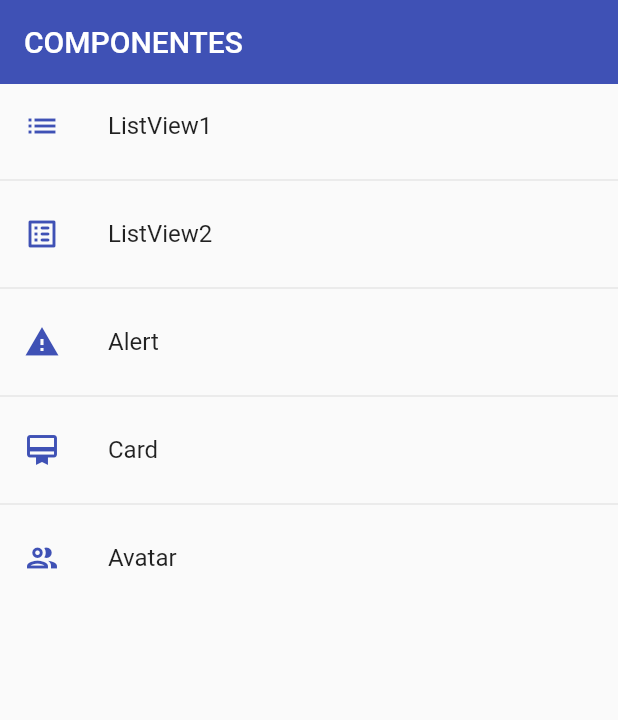
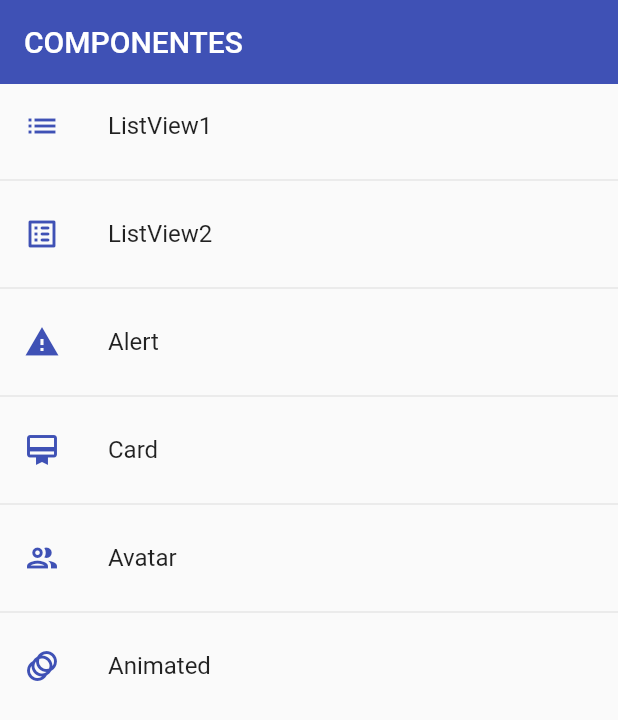
Before and after one commit to MoisesNoriega/fl_components, a Flutter app: the screen it shows after launch, on a phone screen of 412 x 824 dp. Shown: the top 720 px of the screen. Run offline on Flutter 3.47's test engine with Material 2 defaults, Android fonts, the phone set to English and light mode, and no system bars.

Commit message:
animated

```diff
--- a/lib/router/app_routers.dart
+++ b/lib/router/app_routers.dart
@@ -36,6 +36,11 @@ class AppRouters {
         name: 'Avatar',
         screen: const AvatarScreen(),
         icon: Icons.group_outlined),
+    MenuOption(
+        route: 'animated',
+        name: 'Animated',
+        screen: const AnimatedScreen(),
+        icon: Icons.animation_outlined),
 
   ];
 
--- a/lib/src/avatar_screen.dart
+++ b/lib/src/avatar_screen.dart
@@ -10,7 +10,7 @@ class AvatarScreen extends StatelessWidget {
         title: const Text('Avatar'),
         actions:  [
            Container(
-            margin: const EdgeInsets.only( right: 10),
+            margin: const EdgeInsets.only( right: 10),//separacion externo   pading separacion interno
             child:const CircleAvatar(
               child: Text('MN'),
             ),
--- a/lib/src/src.dart
+++ b/lib/src/src.dart
@@ -1,3 +1,5 @@
+export 'package:fl_components/src/animated_screen.dart';
+
 export 'package:fl_components/src/avatar_screen.dart';
 
 export  'package:fl_components/src/alert_screen.dart';
```
Also changed, not shown: lib/src/animated_screen.dart (added, +18 -0 lines).
